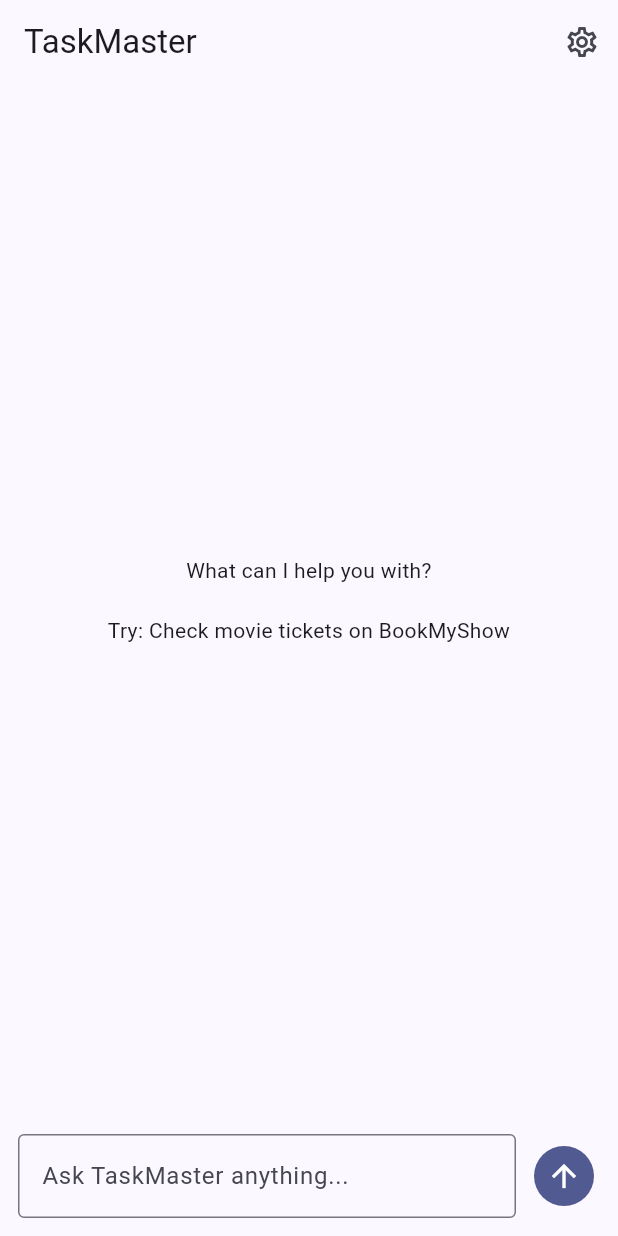
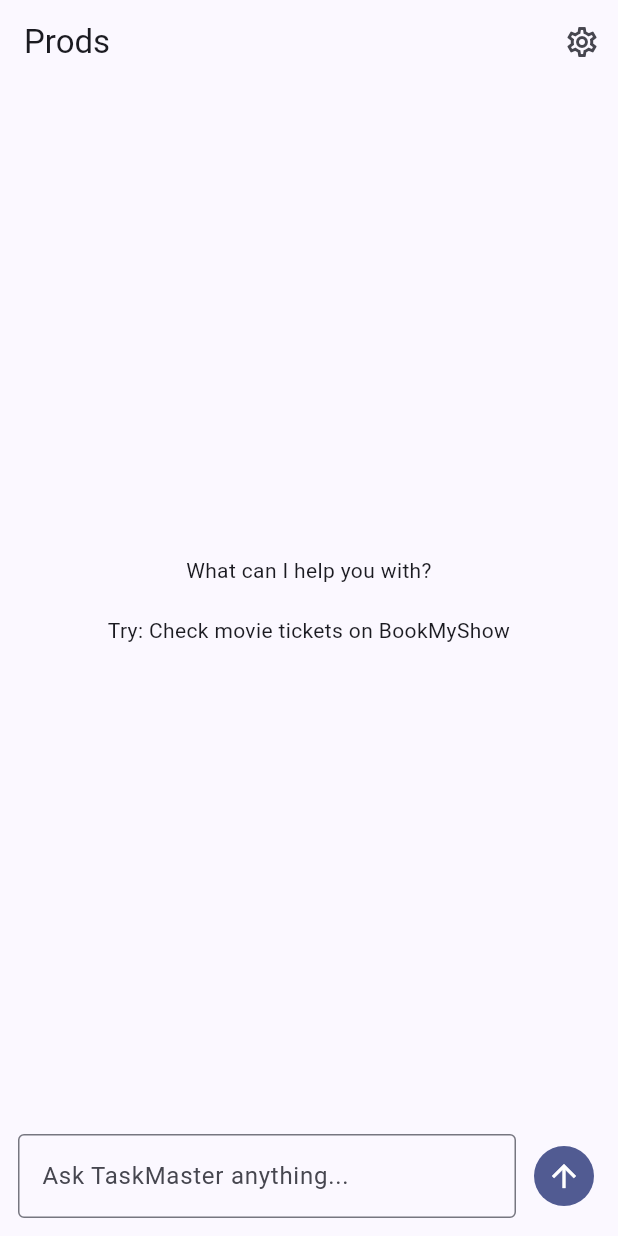
Before and after one commit to Gautham-AI-dev/TaskMaster, a Flutter app: the screen it shows after launch, on a phone screen of 412 x 824 dp. Run offline on Flutter 3.47's test engine with Material 3 defaults, Android fonts, the phone set to English and light mode, and no system bars; our stand-ins replace shared_preferences.

Commit message:
brand: introduce Prods app identity while retaining Android package compatibility

```diff
--- a/mobile/lib/main.dart
+++ b/mobile/lib/main.dart
@@ -17,7 +17,7 @@ class TaskMasterApp extends StatelessWidget {
 
   @override
   Widget build(BuildContext context) => MaterialApp(
-        title: 'TaskMaster',
+        title: 'Prods',
         theme: ThemeData(
           colorScheme: ColorScheme.fromSeed(seedColor: Colors.indigo),
           useMaterial3: true,
@@ -157,7 +157,7 @@ class _ChatHomeState extends State<ChatHome> {
   @override
   Widget build(BuildContext context) => Scaffold(
         appBar: AppBar(
-          title: const Text('TaskMaster'),
+          title: const Text('Prods'),
           actions: [
             IconButton(
               tooltip: 'Settings & integrations',
```
